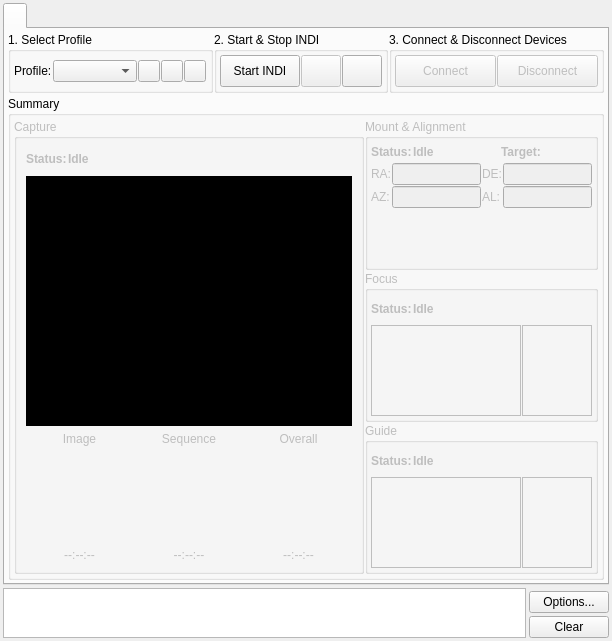
Old version of the form kstars/ekos/ekosmanager.ui in the repository KDE/kstars.
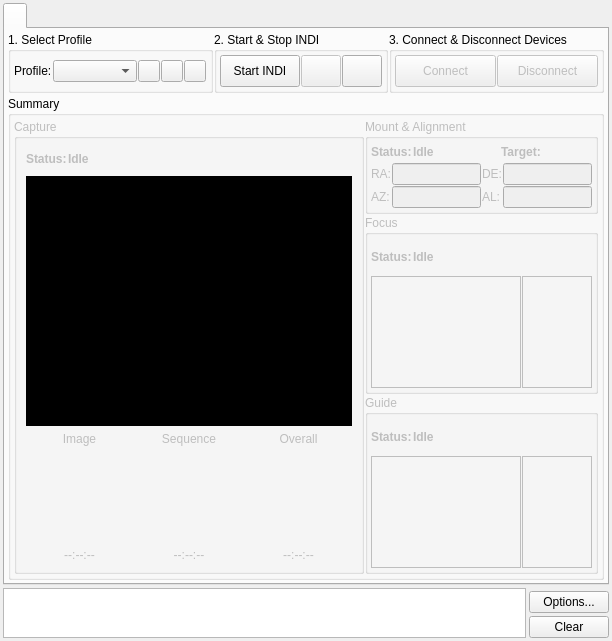
New version of the form. Custom widgets are drawn as their Qt base class.

Commit message: Readjust stretch of right layout

Diff of the .ui file:
```diff
--- a/kstars/ekos/ekosmanager.ui
+++ b/kstars/ekos/ekosmanager.ui
@@ -784,7 +784,7 @@
            </widget>
           </item>
           <item>
-           <layout class="QVBoxLayout" name="verticalLayout_3">
+           <layout class="QVBoxLayout" name="rightLayout" stretch="1,2,2">
             <property name="spacing">
              <number>1</number>
             </property>
```
